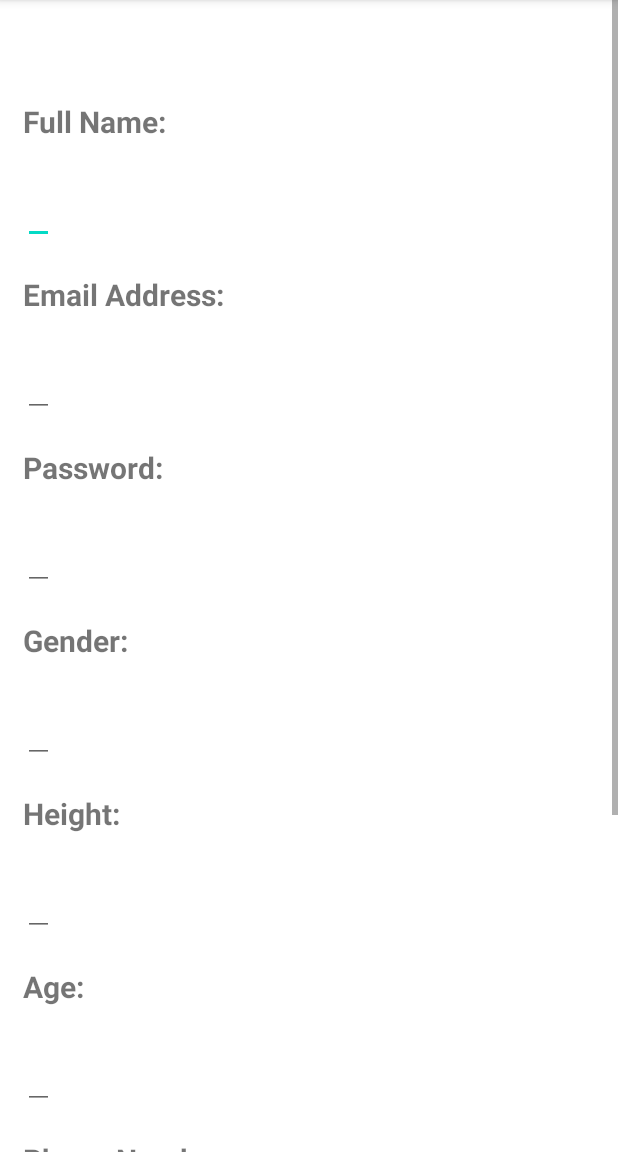
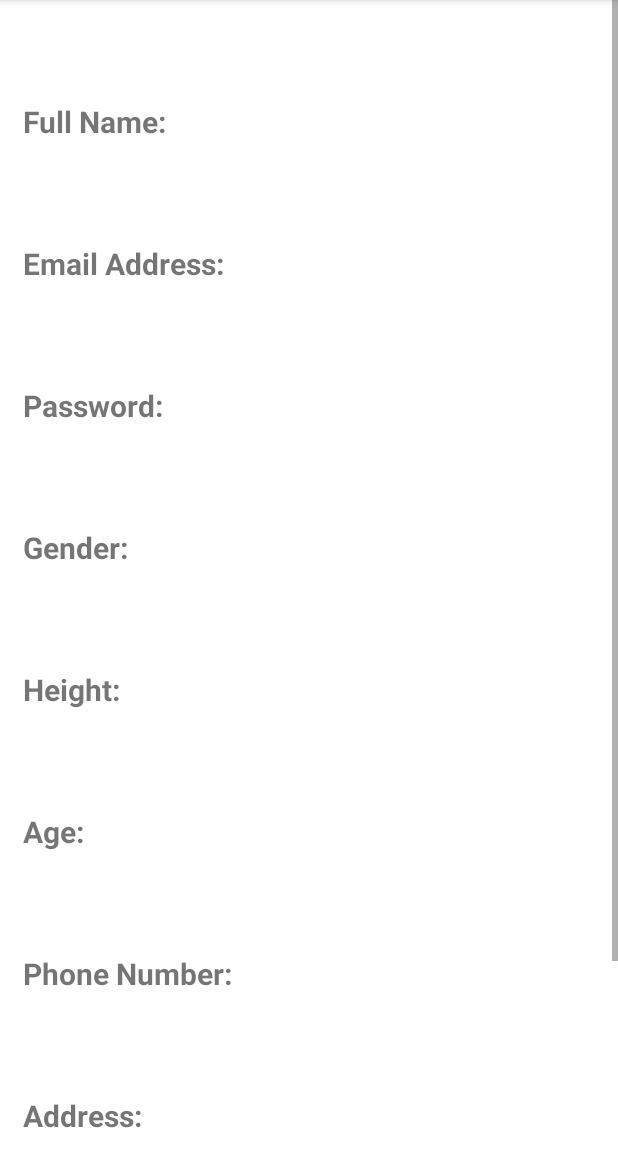
Before and after one commit to razaali01/FitnessApplication, an Android app: the ProfilePage screen opened directly, with no data from a screen before it, on a phone screen of 412 x 824 dp, the part 84-1236 px from its top. Run offline under Robolectric (Android 15) with nearby library versions, the phone set to English and light mode, and no system bars; our stand-ins replace Firebase (no records; nobody signed in at launch, a user with empty details on screens opened directly).

Commit message:
Ready for Demo 1(Including EditProfile)

```diff
--- a/app/src/main/AndroidManifest.xml
+++ b/app/src/main/AndroidManifest.xml
@@ -9,6 +9,9 @@
         android:roundIcon="@mipmap/ic_launcher_round"
         android:supportsRtl="true"
         android:theme="@style/Theme.FitnessApplication">
+        <activity
+            android:name=".EditProfile"
+            android:exported="false" />
         <activity
             android:name=".SplashActivity"
             android:exported="true">
--- a/app/src/main/java/com/example/fitnessapplication/ProfilePage.java
+++ b/app/src/main/java/com/example/fitnessapplication/ProfilePage.java
@@ -5,10 +5,9 @@ import androidx.appcompat.app.AppCompatActivity;
 
 import android.content.Intent;
 import android.os.Bundle;
-import android.util.Log;
 import android.view.View;
 import android.widget.Button;
-import android.widget.EditText;
+
 import android.widget.TextView;
 import android.widget.Toast;
 
@@ -46,15 +45,15 @@ public class ProfilePage extends AppCompatActivity implements View.OnClickListen
         reference = FirebaseDatabase.getInstance().getReference("Users");
         userID = user.getUid();
 
-        final TextView greetingTextView = (TextView) findViewById(R.id.greeting);
-        final TextView fullNameTextView = (EditText) findViewById(R.id.fullName);
-        final TextView emailAddressTextView = (EditText) findViewById(R.id.emailAddress);
-        final TextView passwordTextView = (EditText) findViewById(R.id.password);
-        final TextView genderTextView = (EditText) findViewById(R.id.gender);
-        final TextView heightTextView = (EditText) findViewById(R.id.height);
-        final TextView ageTextView = (EditText) findViewById(R.id.age);
-        final TextView numTextView = (EditText) findViewById(R.id.num);
-        final TextView addressTextView = (EditText) findViewById(R.id.address);
+        final TextView greetingTextView = findViewById(R.id.greeting);
+        final TextView fullNameTextView =  findViewById(R.id.fullName);
+        final TextView emailAddressTextView = findViewById(R.id.emailAddress);
+        final TextView passwordTextView = findViewById(R.id.password);
+        final TextView genderTextView = findViewById(R.id.gender);
+        final TextView heightTextView =  findViewById(R.id.height);
+        final TextView ageTextView = findViewById(R.id.age);
+        final TextView numTextView = findViewById(R.id.num);
+        final TextView addressTextView = findViewById(R.id.address);
 
         reference.child(userID).addListenerForSingleValueEvent(new ValueEventListener() {
             @Override
@@ -93,17 +92,13 @@ public class ProfilePage extends AppCompatActivity implements View.OnClickListen
         Back = (Button) findViewById(R.id.BackProfile);
         Back.setOnClickListener(this);
 
-        Edit = (Button) findViewById(R.id.EditProfile);
+        Edit = (Button) findViewById(R.id.edit);
         Edit.setOnClickListener(this);
 
-        showAllUserData();
+
 
     }
 
-    private void showAllUserData() {
-        Intent intent = getIntent();
-
-    }
 
     @Override
     public void onClick(View view) {
@@ -112,7 +107,9 @@ public class ProfilePage extends AppCompatActivity implements View.OnClickListen
             case(R.id.BackProfile):
                 startActivity(new Intent(this, HomePage.class));
                 break;
-
+            case(R.id.edit):
+                startActivity(new Intent(this, EditProfile.class));
+                break;
         }
     }
 }
--- a/app/src/main/res/layout/activity_profile_page.xml
+++ b/app/src/main/res/layout/activity_profile_page.xml
@@ -33,7 +33,7 @@
             android:layout_marginTop="20dp"
             android:textSize="20sp" />
 
-        <EditText
+        <TextView
             android:id="@+id/fullName"
             android:layout_width="wrap_content"
             android:layout_height="wrap_content"
@@ -53,7 +53,7 @@
             app:layout_constraintTop_toBottomOf="@+id/fullName"
             android:layout_marginTop="20dp" />
 
-        <EditText
+        <TextView
             android:id="@+id/emailAddress"
             android:layout_width="wrap_content"
             android:layout_height="wrap_content"
@@ -73,7 +73,7 @@
             app:layout_constraintTop_toBottomOf="@+id/emailAddress"
             android:layout_marginTop="20dp" />
 
-        <EditText
+        <TextView
             android:id="@+id/password"
             android:layout_width="wrap_content"
             android:layout_height="wrap_content"
@@ -93,7 +93,7 @@
             app:layout_constraintTop_toBottomOf="@+id/password"
             android:layout_marginTop="20dp" />
 
-        <EditText
+        <TextView
             android:id="@+id/gender"
             android:layout_width="wrap_content"
             android:layout_height="wrap_content"
@@ -113,7 +113,7 @@
             app:layout_constraintTop_toBottomOf="@+id/gender"
             android:layout_marginTop="20dp" />
 
-        <EditText
+        <TextView
             android:id="@+id/height"
             android:layout_width="wrap_content"
             android:layout_height="wrap_content"
@@ -133,7 +133,7 @@
             app:layout_constraintTop_toBottomOf="@+id/height"
             android:layout_marginTop="20dp" />
 
-        <EditText
+        <TextView
             android:id="@+id/age"
             android:layout_width="wrap_content"
             android:layout_height="wrap_content"
@@ -153,7 +153,7 @@
             app:layout_constraintTop_toBottomOf="@+id/age"
             android:layout_marginTop="20dp" />
 
-        <EditText
+        <TextView
             android:id="@+id/num"
             android:layout_width="wrap_content"
             android:layout_height="wrap_content"
@@ -173,7 +173,7 @@
             app:layout_constraintTop_toBottomOf="@+id/num"
             android:layout_marginTop="20dp" />
 
-        <EditText
+        <TextView
             android:id="@+id/address"
             android:layout_width="wrap_content"
             android:layout_height="wrap_content"
@@ -207,14 +207,15 @@
             android:backgroundTint="@android:color/holo_blue_dark"/>
 
         <Button
-            android:id="@+id/EditProfile"
+            android:id="@+id/edit"
             android:layout_width="wrap_content"
             android:layout_height="wrap_content"
             android:layout_marginEnd="39dp"
             android:layout_marginBottom="44dp"
+            android:backgroundTint="@android:color/holo_blue_dark"
+            android:onClick="update"
             android:text="Edit"
             app:layout_constraintBottom_toBottomOf="parent"
-            app:layout_constraintEnd_toStartOf="@+id/BackProfile"
-            android:backgroundTint="@android:color/holo_blue_dark"/>
+            app:layout_constraintEnd_toStartOf="@+id/BackProfile" />
     </androidx.constraintlayout.widget.ConstraintLayout>
 </ScrollView>
```
Also changed, not shown: app/src/main/java/com/example/fitnessapplication/EditProfile.java (added, +104 -0 lines), app/src/main/res/layout/activity_edit_profile.xml (added, +153 -0 lines).
